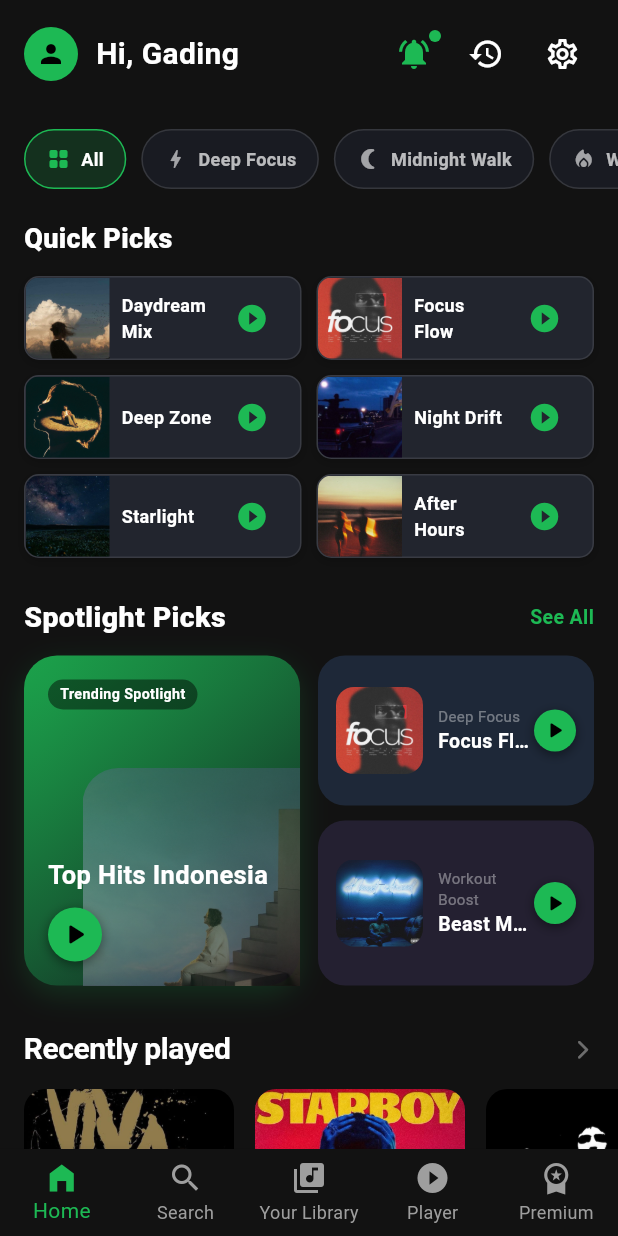
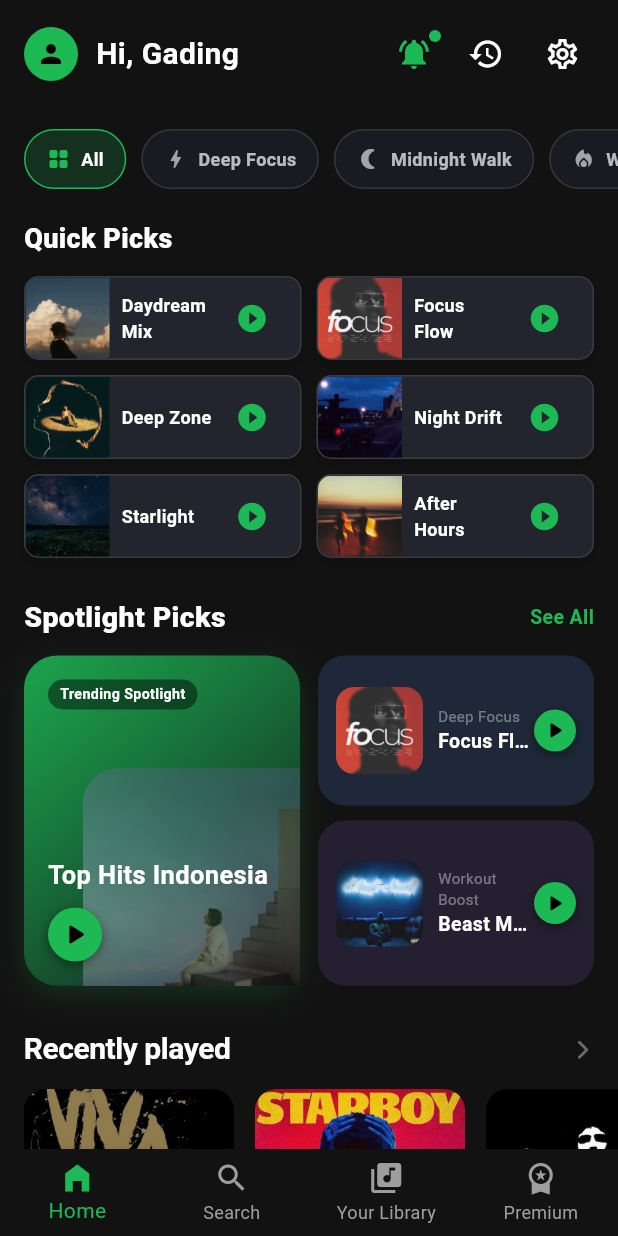
Before and after one commit to Josephineasn/Project-Mobile-Programming-UTS_Kelompok2, a Flutter app: the screen it shows after launch, on a phone screen of 412 x 824 dp. Run offline on Flutter 3.47's test engine with Material 3 defaults, Android fonts, the phone set to English and light mode, and no system bars; our stand-ins replace audioplayers, shared_preferences, video_player; network calls fail.

Commit message:
feat: remove player from bottom navigation

```diff
--- a/lib/screens/main_navigation_screen.dart
+++ b/lib/screens/main_navigation_screen.dart
@@ -6,7 +6,6 @@ import '../widgets/player/mini_player_bar.dart';
 import 'home_screen.dart';
 import 'search_screen.dart';
 import 'library_screen.dart';
-import 'player_screen.dart';
 import 'premium_screen.dart';
 
 class MainNavScreen extends StatefulWidget {
@@ -30,7 +29,6 @@ class _MainNavScreenState extends State<MainNavScreen> {
     HomeScreen(),
     SearchScreen(),
     YourLibraryScreen(),
-    PlayerScreen(),
     PremiumScreen(),
   ];
 
@@ -91,7 +89,7 @@ class _MainNavScreenState extends State<MainNavScreen> {
           bottomNavigationBar: Column(
             mainAxisSize: MainAxisSize.min,
             children: [
-              if (_currentIndex != 3) const MiniPlayerBar(),
+              const MiniPlayerBar(),
               BottomNavigationBar(
                 currentIndex: _currentIndex,
                 onTap: (index) {
@@ -117,10 +115,6 @@ class _MainNavScreenState extends State<MainNavScreen> {
                     label: 'Your Library',
                   ),
                   BottomNavigationBarItem(
-                    icon: Icon(Icons.play_circle_fill),
-                    label: 'Player',
-                  ),
-                  BottomNavigationBarItem(
                     icon: Icon(Icons.workspace_premium),
                     label: 'Premium',
                   ),
```
